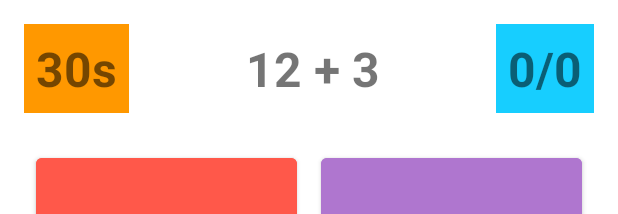
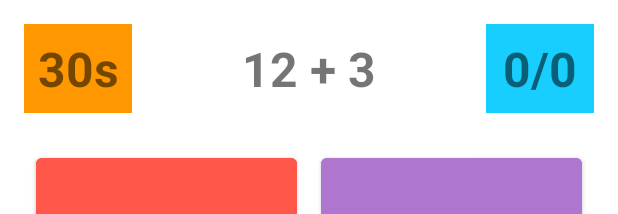
Before and after one commit to resie001/Brain-Timer, an Android app: the layout activity_main.xml on its own in the app's theme, with its tools: preview values and no code run, on a phone screen of 412 x 824 dp. Shown: the top 214 px of the screen. Run offline under Robolectric (Android 15) with nearby library versions, the phone set to English and light mode, and no system bars.

```diff
--- a/app/src/main/res/layout/activity_main.xml
+++ b/app/src/main/res/layout/activity_main.xml
@@ -23,13 +23,14 @@
 
         <TextView
             android:id="@+id/tv_timer"
-            android:layout_width="wrap_content"
+            android:layout_width="72dp"
             android:layout_height="wrap_content"
             android:layout_marginStart="16dp"
             android:layout_marginTop="16dp"
             android:background="#FF9800"
             android:padding="8dp"
             android:text="30s"
+            android:textAlignment="center"
             android:textSize="32sp"
             android:textStyle="bold"
             app:layout_constraintStart_toStartOf="parent"
@@ -37,12 +38,13 @@
 
         <TextView
             android:id="@+id/tv_total_questions"
-            android:layout_width="wrap_content"
+            android:layout_width="72dp"
             android:layout_height="wrap_content"
             android:layout_marginTop="16dp"
             android:layout_marginEnd="16dp"
             android:background="#17CEFF"
             android:padding="8dp"
+            android:textAlignment="center"
             tools:text="0/0"
             android:textSize="32sp"
             android:textStyle="bold"
```
Also changed, not shown: app/src/main/java/lab/chevalier/braintrainer/MainActivity.kt (+18 -2 lines).
